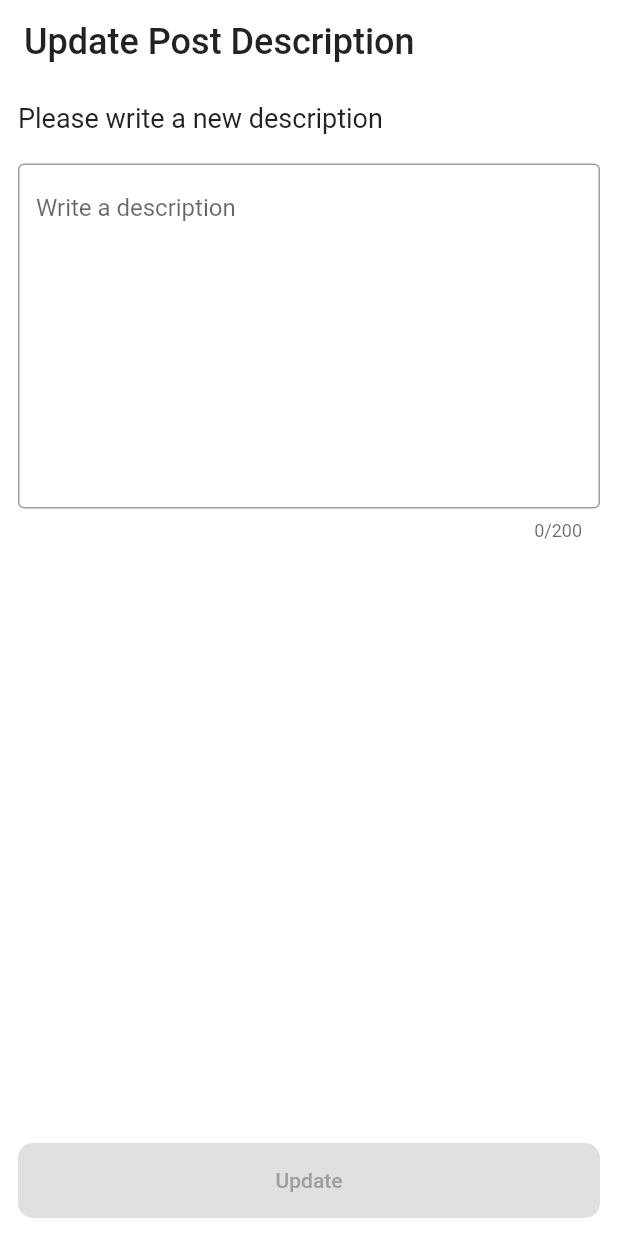
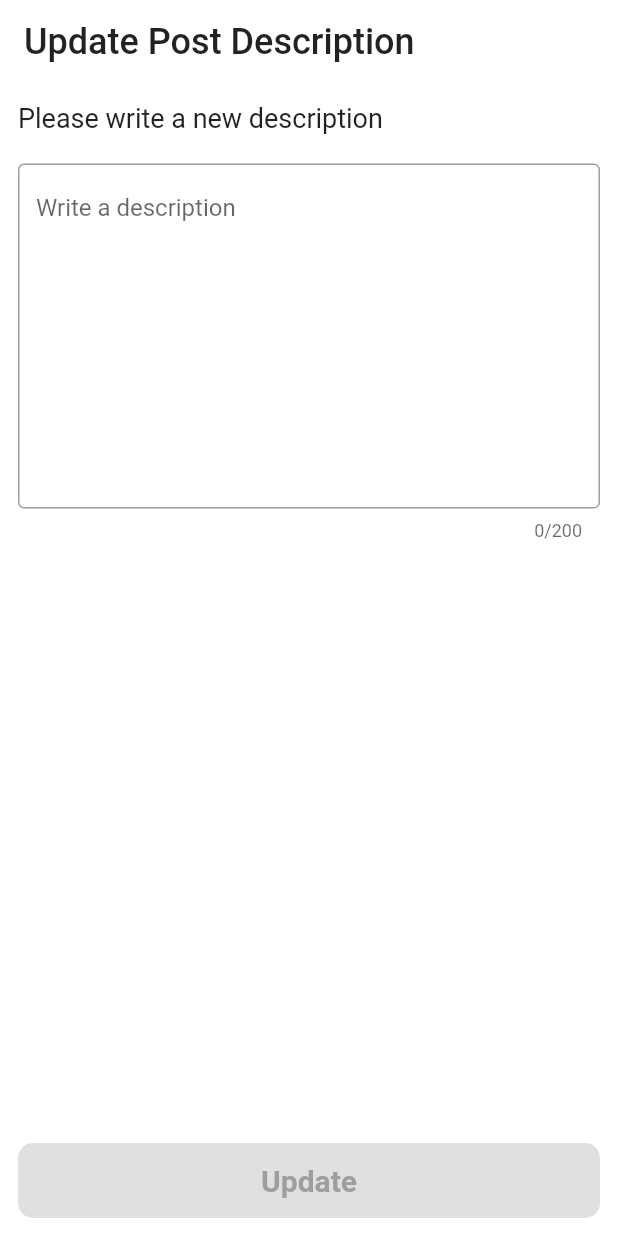
Before and after one commit to StephenLeeDev/FlutterSocialMediaV1, a Flutter app: the UpdatePostDescriptionScreen screen opened by its route, on a phone screen of 412 x 824 dp. Run offline on Flutter 3.47's test engine with Material 2 defaults, Android fonts, the phone set to English and light mode, and no system bars; our stand-ins replace dio, firebase_core, firebase_messaging, flutter_image_slideshow, flutter_secure_storage, geolocator and 7 more; accounts and stored records are empty.

Commit message:
Refactor & Rename : Enhance [CustomAnimatedButton] custom widget
- Enhance [CustomAnimatedButton] custom widget features
- Rename [CustomAnimatedButton] from CustomElevatedButton

```diff
--- a/lib/presentation/view/screen/post/create/fragment/description/post_description_fragment.dart
+++ b/lib/presentation/view/screen/post/create/fragment/description/post_description_fragment.dart
@@ -111,7 +111,7 @@ class _PostDescriptionFragmentState extends State<PostDescriptionFragment> {
           child: ValueListenableBuilder<bool>(
             valueListenable: _createPostViewModel.isValidNotifier,
             builder: (context, isValid, _) {
-              return CustomElevatedButton(
+              return CustomAnimatedButton(
                 text: create,
                 isEnabled: isValid,
                 onPositiveListener: () async {
--- a/lib/presentation/view/screen/post/create/fragment/image/post_image_picker_fragment.dart
+++ b/lib/presentation/view/screen/post/create/fragment/image/post_image_picker_fragment.dart
@@ -257,7 +257,7 @@ class _PostImagePickerFragmentState extends State<PostImagePickerFragment> {
       valueListenable: _createPostViewModel.imageListNotifier,
       builder: (context, list, _) {
         final isEnabled = list.isNotEmpty;
-        return CustomElevatedButton(
+        return CustomAnimatedButton(
           text: next,
           isEnabled: isEnabled,
           onPositiveListener: () {
--- a/lib/presentation/view/screen/post/update/update_post_description_screen.dart
+++ b/lib/presentation/view/screen/post/update/update_post_description_screen.dart
@@ -129,7 +129,7 @@ class _UpdatePostDescriptionScreenState extends State<UpdatePostDescriptionScree
             child: ValueListenableBuilder<bool>(
               valueListenable: _updatePostDescriptionViewModel.isValidNotifier,
               builder: (context, isValid, _) {
-                return CustomElevatedButton(
+                return CustomAnimatedButton(
                   text: update,
                   isEnabled: isValid,
                   onPositiveListener: () async {
--- a/lib/presentation/view/widget/common/button/custom_elevated_button.dart
+++ b/lib/presentation/view/widget/common/button/custom_elevated_button.dart
@@ -1,7 +1,7 @@
 import 'package:flutter/material.dart';
 
-class CustomElevatedButton extends StatelessWidget {
-  const CustomElevatedButton({
+class CustomAnimatedButton extends StatelessWidget {
+  const CustomAnimatedButton({
     Key? key,
     required this.text,
     required this.onPositiveListener,
@@ -9,6 +9,10 @@ class CustomElevatedButton extends StatelessWidget {
     this.isEnabled = true,
     this.minimumSize = 50.0,
     this.borderRadius = 10,
+    this.color = Colors.black,
+    this.fontSize = 20,
+    this.fontWeight = FontWeight.w600,
+    this.padding = const EdgeInsets.all(0),
   }) : super(key: key);
 
   final String text;
@@ -17,36 +21,45 @@ class CustomElevatedButton extends StatelessWidget {
   final bool isEnabled;
   final double minimumSize;
   final double borderRadius;
+  final Color color;
+  final double fontSize;
+  final FontWeight fontWeight;
+  final EdgeInsetsGeometry padding;
 
   @override
   Widget build(BuildContext context) {
-    return AnimatedContainer(
-      duration: const Duration(milliseconds: 200),
+    return Padding(
+      padding: padding,
+      child: AnimatedContainer(
+        duration: const Duration(milliseconds: 300),
         curve: Curves.easeInOut,
         decoration: BoxDecoration(
           borderRadius: BorderRadius.circular(10),
-        color: isEnabled ? Colors.black : Colors.grey.shade300,
+          color: isEnabled ? color : Colors.grey.shade300,
         ),
-      child: ElevatedButton(
-        onPressed: () {
+        child: GestureDetector(
+          onTap: () {
             if (isEnabled) {
               onPositiveListener();
             } else {
               onNegativeListener != null ? onNegativeListener!() : null;
             }
           },
-        style: ElevatedButton.styleFrom(
-          minimumSize: const Size(double.infinity, 50.0),
-          shape: RoundedRectangleBorder(
+          child: Container(
+            width: double.infinity,
+            height: 50.0,
+            alignment: Alignment.center,
+            decoration: BoxDecoration(
               borderRadius: BorderRadius.circular(10),
-          ),
-          elevation: 0,
-          backgroundColor: Colors.transparent,
             ),
             child: Text(
               text,
               style: TextStyle(
+                fontSize: fontSize,
+                fontWeight: fontWeight,
                 color: isEnabled ? Colors.white : Colors.grey,
+              ),
+            ),
           ),
         ),
       ),
--- a/lib/presentation/view/widget/user/other_user/user_profile_widget.dart
+++ b/lib/presentation/view/widget/user/other_user/user_profile_widget.dart
@@ -5,6 +5,7 @@ import 'package:provider/provider.dart';
 import '../../../../../data/model/common/common_state.dart' as CommonState;
 import '../../../../../domain/usecase/follow/start_follow_usecase.dart';
 import '../../../../../domain/usecase/follow/unfollow_usecase.dart';
+import '../../../../values/color/color.dart';
 import '../../../../values/text/text.dart';
 import '../../../../viewmodel/follow/follow_viewmodel.dart';
 import '../../../../viewmodel/user/other_user/get_user_info/other_user_info_viewmodel.dart';
@@ -206,8 +207,9 @@ class _UserProfileWidgetState extends State<UserProfileWidget> {
           ValueListenableBuilder<bool>(
               valueListenable: _otherUserInfoViewModel.isFollowingNotifier,
               builder: (context, isFollowing, _) {
-                return CustomElevatedButton(
+                return CustomAnimatedButton(
                   text: isFollowing ? following : follow,
+                  color: lightBlue00A7FF,
                   isEnabled: isFollowing,
                   /// [Unfollow]
                   /// Current state is [Following] the user
```
Lines whose indentation alone changed are shown as unchanged.
